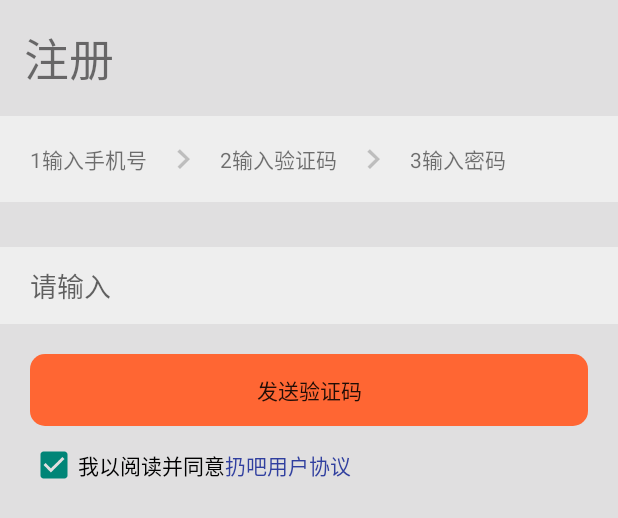
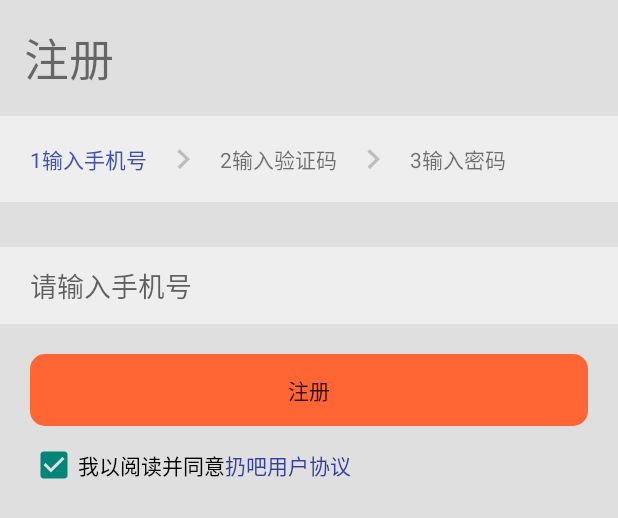
Before and after one commit to chengnuoandy/Commonweal, an Android app: the layout activity_register.xml on its own in the app's theme, with its tools: preview values and no code run, on a phone screen of 412 x 824 dp. Shown: the top 518 px of the screen. Run offline under Robolectric (Android 15) with nearby library versions, the phone set to English and light mode, and no system bars.

Commit message:
修改注册页面 隐藏/显示

```diff
--- a/app/src/main/res/layout/activity_register.xml
+++ b/app/src/main/res/layout/activity_register.xml
@@ -27,7 +27,8 @@
             android:layout_height="wrap_content"
             android:layout_marginLeft="@dimen/normal_space"
             android:padding="@dimen/normal_space"
-            android:text="1输入手机号" />
+            android:text="1输入手机号"
+            android:textColor="@color/colorPrimary"/>
 
         <ImageButton
             android:layout_width="wrap_content"
@@ -67,7 +68,7 @@
     </LinearLayout>
 
     <EditText
-        android:id="@+id/et_input"
+        android:id="@+id/et_input_phone"
         android:layout_width="match_parent"
         android:layout_height="wrap_content"
         android:layout_marginTop="30dp"
@@ -75,9 +76,53 @@
         android:paddingLeft="20dp"
         android:paddingTop="12dp"
         android:paddingBottom="12dp"
-        android:hint="请输入" />
+        android:hint="请输入手机号" />
+<RelativeLayout
+    android:layout_width="match_parent"
+    android:layout_height="wrap_content"
+    >
+
+    <EditText
+        android:id="@+id/et_input_code"
+        android:layout_width="match_parent"
+        android:layout_height="wrap_content"
+        android:layout_marginTop="30dp"
+        android:background="@color/app_bg"
+        android:visibility="gone"
+        android:paddingLeft="20dp"
+        android:paddingTop="13dp"
+        android:paddingBottom="15dp"
+        android:hint="请输入验证码" />
     <Button
-        android:id="@+id/bt_send"
+        android:id="@+id/bt_new_code"
+        android:layout_width="wrap_content"
+        android:layout_height="wrap_content"
+        android:visibility="gone"
+        android:text="重新获取"
+        android:layout_alignBottom="@+id/et_input_code"
+        android:layout_alignParentRight="true"
+        android:layout_marginRight="15dp"
+        android:background="@drawable/register_reset"/>
+
+
+</RelativeLayout>
+
+
+
+
+    <EditText
+        android:id="@+id/et_input_password"
+        android:layout_width="match_parent"
+        android:layout_height="wrap_content"
+        android:layout_marginTop="30dp"
+        android:background="@color/app_bg"
+        android:visibility="gone"
+        android:paddingLeft="20dp"
+        android:paddingTop="12dp"
+        android:paddingBottom="12dp"
+        android:hint="请输入密码" />
+    <Button
+        android:id="@+id/bt_send_register"
         android:layout_width="match_parent"
         android:layout_height="wrap_content"
         android:layout_marginLeft="20dp"
@@ -85,7 +130,29 @@
         android:layout_marginTop="20dp"
         android:background="@drawable/register_reset"
 
+        android:text="注册"/>
+
+    <Button
+        android:id="@+id/bt_send_code"
+        android:layout_width="match_parent"
+        android:layout_height="wrap_content"
+        android:layout_marginLeft="20dp"
+        android:layout_marginRight="20dp"
+        android:layout_marginTop="20dp"
+        android:background="@drawable/register_reset"
+        android:visibility="gone"
         android:text="发送验证码"/>
+
+    <Button
+        android:id="@+id/bt_send_password"
+        android:layout_width="match_parent"
+        android:layout_height="wrap_content"
+        android:layout_marginLeft="20dp"
+        android:layout_marginRight="20dp"
+        android:layout_marginTop="20dp"
+        android:background="@drawable/register_reset"
+        android:visibility="gone"
+        android:text="提交"/>
 
 
    <LinearLayout
```
